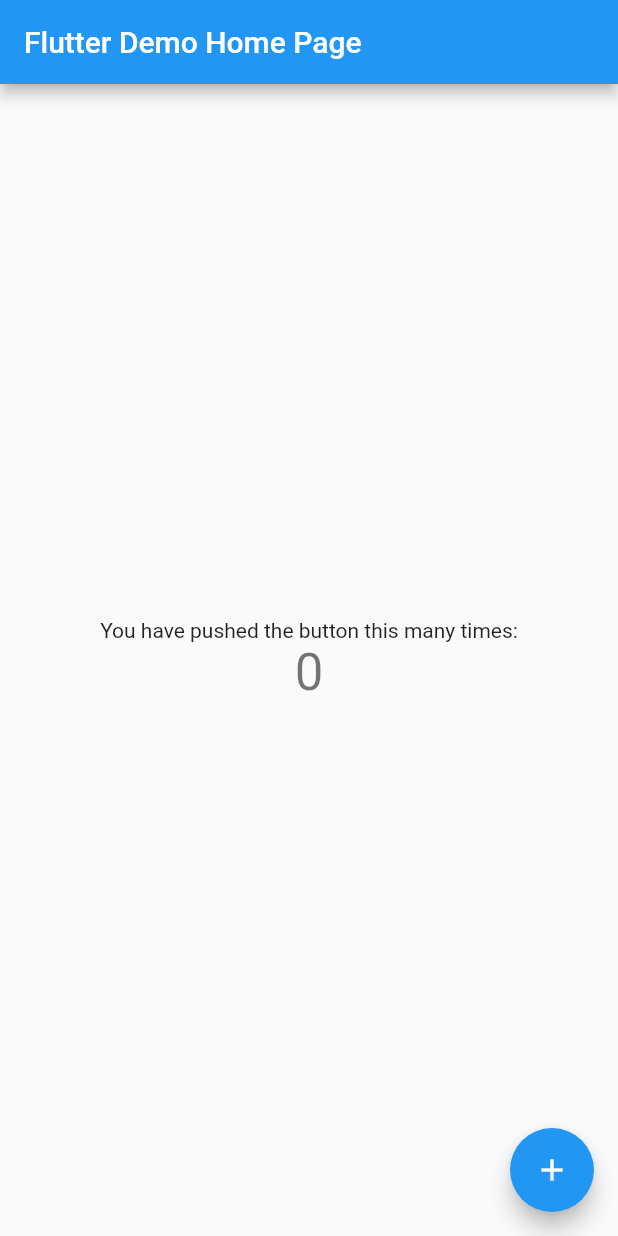
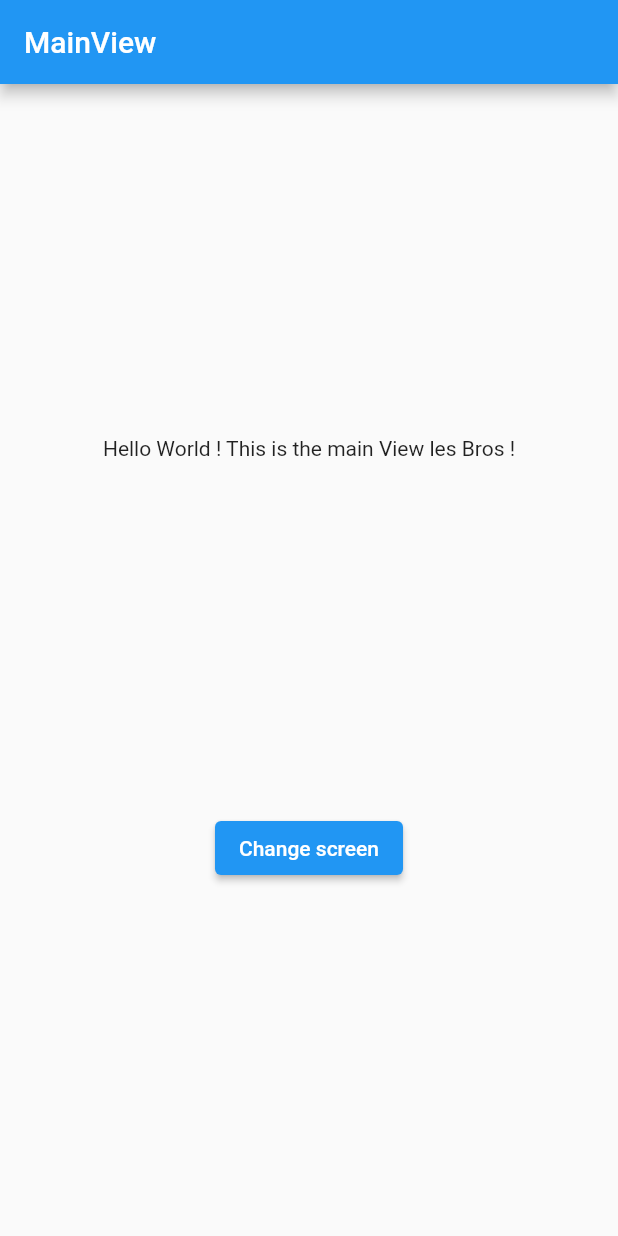
Before and after one commit to quemenerjeremy/FlutterProject, a Flutter app: the screen it shows after launch, on a phone screen of 412 x 824 dp. Run offline on Flutter 3.47's test engine with Material 2 defaults, Android fonts, the phone set to English and light mode, and no system bars.

Commit message:
Little HelloWorld with some navigations just to start

```diff
--- /dev/null
+++ b/flutter_app/lib/Views/MainView.dart
@@ -0,0 +1,38 @@
+import 'package:flutter/material.dart';
+import '../main.dart';
+
+class MainView extends StatelessWidget {
+
+  @override
+  Widget build(BuildContext context) {
+    // TODO: implement build
+    return Scaffold(
+      appBar: AppBar(
+        title: const Text("MainView"),
+      ),
+      body: Container(
+        alignment: Alignment.center,
+        child: Column(
+          crossAxisAlignment: CrossAxisAlignment.center,
+          mainAxisAlignment: MainAxisAlignment.spaceEvenly,
+          children: [
+            Text(
+              "Hello World ! This is the main View les Bros !",
+            ),
+            ElevatedButton(
+                onPressed: () {
+                  Navigator.pushNamed(context, "/SecondaryView");
+                },
+                child: Text(
+                  "Change screen"
+                ))
+          ],
+        ),
+        /*child: Text(
+          "Hello World ! This is the main View les Bros !",
+        ),*/
+      ),
+    );
+  }
+
+}
--- a/flutter_app/lib/main.dart
+++ b/flutter_app/lib/main.dart
@@ -1,117 +1,29 @@
 import 'package:flutter/material.dart';
+import 'Views/MainView.dart';
+import 'Views/SecondaryView.dart';
 
 void main() {
-  runApp(MyApp());
+  runApp(_MyApp());
 }
 
-class MyApp extends StatelessWidget {
-  // This widget is the root of your application.
-  @override
-  Widget build(BuildContext context) {
-    return MaterialApp(
-      title: 'Flutter Demo',
-      theme: ThemeData(
-        // This is the theme of your application.
-        //
-        // Try running your application with "flutter run". You'll see the
-        // application has a blue toolbar. Then, without quitting the app, try
-        // changing the primarySwatch below to Colors.green and then invoke
-        // "hot reload" (press "r" in the console where you ran "flutter run",
-        // or simply save your changes to "hot reload" in a Flutter IDE).
-        // Notice that the counter didn't reset back to zero; the application
-        // is not restarted.
-        primarySwatch: Colors.blue,
-        // This makes the visual density adapt to the platform that you run
-        // the app on. For desktop platforms, the controls will be smaller and
-        // closer together (more dense) than on mobile platforms.
-        visualDensity: VisualDensity.adaptivePlatformDensity,
-      ),
-      home: MyHomePage(title: 'Flutter Demo Home Page'),
-    );
-  }
-}
-
-class MyHomePage extends StatefulWidget {
-  MyHomePage({Key key, this.title}) : super(key: key);
-
-  // This widget is the home page of your application. It is stateful, meaning
-  // that it has a State object (defined below) that contains fields that affect
-  // how it looks.
-
-  // This class is the configuration for the state. It holds the values (in this
-  // case the title) provided by the parent (in this case the App widget) and
-  // used by the build method of the State. Fields in a Widget subclass are
-  // always marked "final".
-
-  final String title;
-
-  @override
-  _MyHomePageState createState() => _MyHomePageState();
-}
-
-class _MyHomePageState extends State<MyHomePage> {
-  int _counter = 0;
-
-  void _incrementCounter() {
-    setState(() {
-      // This call to setState tells the Flutter framework that something has
-      // changed in this State, which causes it to rerun the build method below
-      // so that the display can reflect the updated values. If we changed
-      // _counter without calling setState(), then the build method would not be
-      // called again, and so nothing would appear to happen.
-      _counter++;
-    });
-  }
+// Class _MyApp start point
+class _MyApp extends StatelessWidget {
 
   @override
   Widget build(BuildContext context) {
-    // This method is rerun every time setState is called, for instance as done
-    // by the _incrementCounter method above.
-    //
-    // The Flutter framework has been optimized to make rerunning build methods
-    // fast, so that you can just rebuild anything that needs updating rather
-    // than having to individually change instances of widgets.
-    return Scaffold(
-      appBar: AppBar(
-        // Here we take the value from the MyHomePage object that was created by
-        // the App.build method, and use it to set our appbar title.
-        title: Text(widget.title),
-      ),
-      body: Center(
-        // Center is a layout widget. It takes a single child and positions it
-        // in the middle of the parent.
-        child: Column(
-          // Column is also a layout widget. It takes a list of children and
-          // arranges them vertically. By default, it sizes itself to fit its
-          // children horizontally, and tries to be as tall as its parent.
-          //
-          // Invoke "debug painting" (press "p" in the console, choose the
-          // "Toggle Debug Paint" action from the Flutter Inspector in Android
-          // Studio, or the "Toggle Debug Paint" command in Visual Studio Code)
-          // to see the wireframe for each widget.
-          //
-          // Column has various properties to control how it sizes itself and
-          // how it positions its children. Here we use mainAxisAlignment to
-          // center the children vertically; the main axis here is the vertical
-          // axis because Columns are vertical (the cross axis would be
-          // horizontal).
-          mainAxisAlignment: MainAxisAlignment.center,
-          children: <Widget>[
-            Text(
-              'You have pushed the button this many times:',
-            ),
-            Text(
-              '$_counter',
-              style: Theme.of(context).textTheme.headline4,
-            ),
-          ],
-        ),
-      ),
-      floatingActionButton: FloatingActionButton(
-        onPressed: _incrementCounter,
-        tooltip: 'Increment',
-        child: Icon(Icons.add),
-      ), // This trailing comma makes auto-formatting nicer for build methods.
+
+    return MaterialApp(
+
+      routes: <String, WidgetBuilder> {
+        '/': (BuildContext context) {
+          return MainView();
+        },
+        '/SecondaryView': (BuildContext context) {
+          return SecondaryView();
+        }
+      },
     );
+
   }
+
 }
```
Also changed, not shown: flutter_app/lib/Views/SecondaryView.dart (added, +29 -0 lines).
